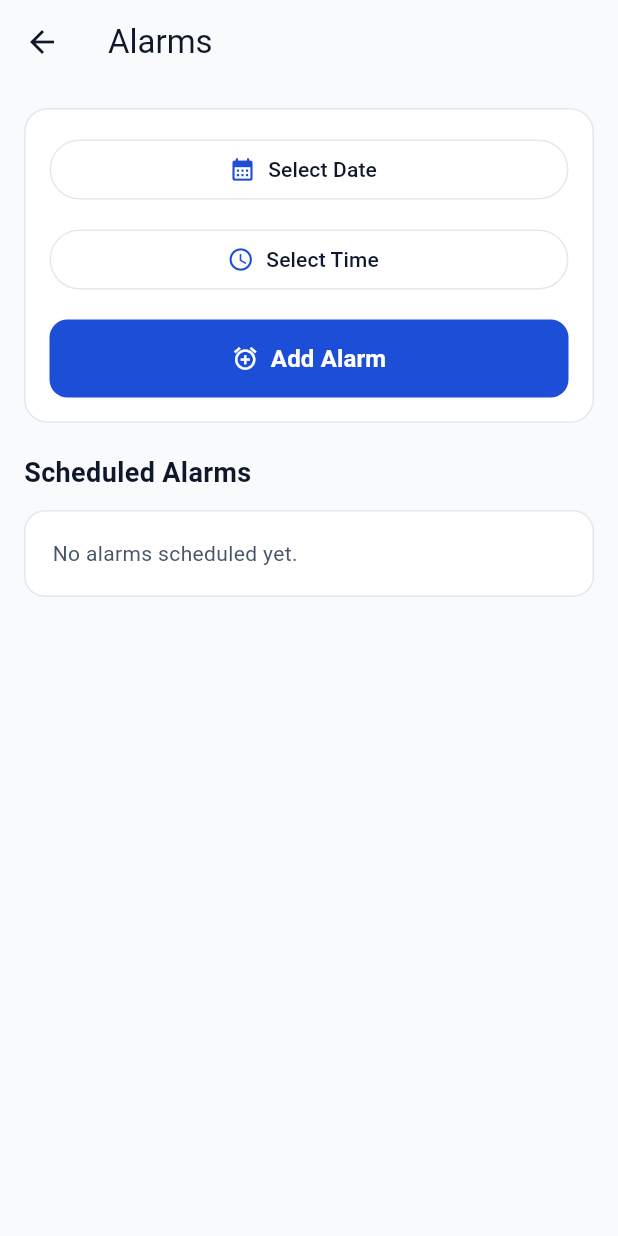
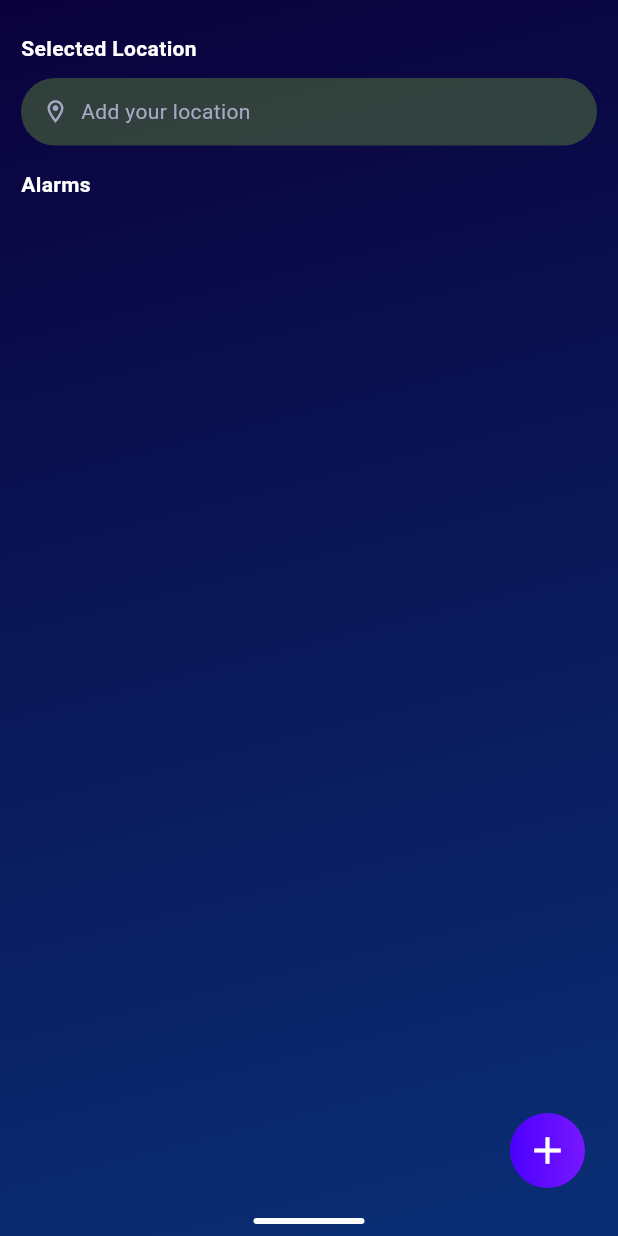
Before and after one commit to sayedulmorsalin/onboarding_alarm_app, a Flutter app: the AlarmScreen screen opened directly, on a phone screen of 412 x 824 dp. Run offline on Flutter 3.47's test engine with Material 3 defaults, Android fonts, the phone set to English and light mode, and no system bars; our stand-ins replace flutter_local_notifications, geolocator, permission_handler, shared_preferences, sqflite, timezone; accounts and stored records are empty.

Commit message:
alarm page updated

```diff
--- a/lib/features/alarm/alarm_screen.dart
+++ b/lib/features/alarm/alarm_screen.dart
@@ -1,6 +1,5 @@
 import 'package:flutter/material.dart';
 import 'package:intl/intl.dart';
-import 'package:onboarding_alarm_app/common_widgets/primary_button.dart';
 import 'package:onboarding_alarm_app/constants/app_colors.dart';
 import 'package:onboarding_alarm_app/constants/app_strings.dart';
 import 'package:onboarding_alarm_app/features/alarm/alarm_model.dart';
@@ -71,6 +70,7 @@ class AlarmScreen extends StatefulWidget {
 class _AlarmScreenState extends State<AlarmScreen> {
   DateTime? _selectedDate;
   TimeOfDay? _selectedTime;
+  final Set<int> _disabledAlarmIds = <int>{};
 
   Future<void> _pickDate() async {
     final DateTime now = DateTime.now();
@@ -170,178 +170,203 @@ class _AlarmScreenState extends State<AlarmScreen> {
     }
   }
 
+  Future<void> _onAddAlarmPressed() async {
+    await _pickDate();
+    if (!mounted || _selectedDate == null) {
+      return;
+    }
+
+    await _pickTime();
+    if (!mounted || _selectedTime == null) {
+      return;
+    }
+
+    await _saveAlarm();
+  }
+
   @override
   Widget build(BuildContext context) {
     final AlarmProvider alarmProvider = context.watch<AlarmProvider>();
-    final DateFormat dateFormat = DateFormat('EEE, MMM d, yyyy');
-    final DateFormat timeFormat = DateFormat('hh:mm a');
+    final DateFormat dateFormat = DateFormat('EEE d MMM yyyy');
+    final DateFormat timeFormat = DateFormat('h:mm a');
 
     return Scaffold(
-      backgroundColor: AppColors.background,
-      appBar: AppBar(
-        title: const Text(AppStrings.alarmTitle),
-        elevation: 0,
-        backgroundColor: AppColors.background,
-        foregroundColor: AppColors.textPrimary,
+      backgroundColor: const Color(0xFF09002F),
+      body: SafeArea(
+        child: Container(
+          width: double.infinity,
+          decoration: const BoxDecoration(
+            gradient: LinearGradient(
+              begin: Alignment.topLeft,
+              end: Alignment.bottomCenter,
+              colors: [Color(0xFF0A013C), Color(0xFF0A2C72)],
             ),
-      body: SafeArea(
-        child: LayoutBuilder(
-          builder: (BuildContext context, BoxConstraints constraints) {
-            return SingleChildScrollView(
-              padding: const EdgeInsets.all(16),
-              child: ConstrainedBox(
-                constraints: BoxConstraints(
-                  minHeight: constraints.maxHeight - 32,
           ),
+          child: Padding(
+            padding: const EdgeInsets.fromLTRB(14, 10, 14, 8),
             child: Column(
               crossAxisAlignment: CrossAxisAlignment.start,
               children: [
-                    Container(
-                      padding: const EdgeInsets.all(16),
-                      decoration: BoxDecoration(
-                        color: AppColors.surface,
-                        borderRadius: BorderRadius.circular(16),
-                        border: Border.all(color: AppColors.border),
-                      ),
-                      child: Column(
-                        children: [
-                          Row(
-                            children: [
-                              Expanded(
-                                child: OutlinedButton.icon(
-                                  onPressed: _pickDate,
-                                  icon: const Icon(
-                                    Icons.calendar_month,
-                                    color: AppColors.primary,
-                                  ),
-                                  label: Text(
-                                    _selectedDate == null
-                                        ? 'Select Date'
-                                        : dateFormat.format(_selectedDate!),
-                                    style: const TextStyle(
-                                      color: AppColors.textPrimary,
+                const SizedBox(height: 12),
+                const Text(
+                  'Selected Location',
+                  style: TextStyle(
+                    color: Colors.white,
+                    fontSize: 28 / 2,
+                    fontWeight: FontWeight.w600,
                   ),
                 ),
-                                  style: OutlinedButton.styleFrom(
-                                    side: const BorderSide(
-                                      color: AppColors.border,
+                const SizedBox(height: 10),
+                Container(
+                  height: 45,
+                  decoration: BoxDecoration(
+                    color: const Color(0x6A679233),
+                    borderRadius: BorderRadius.circular(24),
                   ),
+                  padding: const EdgeInsets.symmetric(horizontal: 14),
+                  child: const Row(
+                    children: [
+                      Icon(
+                        Icons.location_on_outlined,
+                        color: Color(0xFFA7A9C4),
+                        size: 18,
+                      ),
+                      SizedBox(width: 8),
+                      Text(
+                        'Add your location',
+                        style: TextStyle(
+                          color: Color(0xFFA7A9C4),
+                          fontSize: 14,
+                          fontWeight: FontWeight.w400,
+                        ),
+                      ),
+                    ],
+                  ),
+                ),
+                const SizedBox(height: 16),
+                const Text(
+                  'Alarms',
+                  style: TextStyle(
+                    color: Colors.white,
+                    fontSize: 28 / 2,
+                    fontWeight: FontWeight.w600,
+                  ),
+                ),
+                const SizedBox(height: 10),
+                Expanded(
+                  child: alarmProvider.alarms.isEmpty
+                      ? const SizedBox.shrink()
+                      : ListView.separated(
+                          padding: EdgeInsets.zero,
+                          itemCount: alarmProvider.alarms.length,
+                          separatorBuilder: (context, index) =>
+                              const SizedBox(height: 10),
+                          itemBuilder: (BuildContext context, int index) {
+                            final AlarmModel alarm = alarmProvider.alarms[index];
+                            final bool isEnabled = !_disabledAlarmIds.contains(
+                              alarm.id,
+                            );
+                            return Container(
+                              height: 56,
+                              padding: const EdgeInsets.symmetric(
+                                horizontal: 14,
+                                vertical: 8,
+                              ),
+                              decoration: BoxDecoration(
+                                color: const Color(0x6A679233),
+                                borderRadius: BorderRadius.circular(26),
+                              ),
+                              child: Row(
+                                children: [
+                                  Text(
+                                    timeFormat
+                                        .format(alarm.scheduledAt)
+                                        .toLowerCase(),
+                                    style: const TextStyle(
+                                      color: Color(0xFFE6E7F5),
+                                      fontSize: 16,
+                                      fontWeight: FontWeight.w500,
+                                    ),
+                                  ),
+                                  const Spacer(),
+                                  Text(
+                                    dateFormat.format(alarm.scheduledAt),
+                                    style: const TextStyle(
+                                      color: Color(0xFF9EA2C4),
+                                      fontSize: 13,
+                                      fontWeight: FontWeight.w400,
+                                    ),
+                                  ),
+                                  const SizedBox(width: 8),
+                                  Transform.scale(
+                                    scale: 0.82,
+                                    child: Switch(
+                                      value: isEnabled,
+                                      onChanged: (bool value) {
+                                        setState(() {
+                                          if (value) {
+                                            _disabledAlarmIds.remove(alarm.id);
+                                          } else {
+                                            _disabledAlarmIds.add(alarm.id);
+                                          }
+                                        });
+                                      },
+                                      activeTrackColor: const Color(0xFF7A58FF),
+                                      inactiveTrackColor: const Color(
+                                        0xFF101437,
+                                      ),
+                                      activeThumbColor: Colors.white,
+                                      inactiveThumbColor: Colors.white,
+                                      trackOutlineColor:
+                                          const WidgetStatePropertyAll(
+                                            Colors.transparent,
                                           ),
                                     ),
                                   ),
                                 ],
                               ),
-                          const SizedBox(height: 12),
-                          Row(
-                            children: [
-                              Expanded(
-                                child: OutlinedButton.icon(
-                                  onPressed: _pickTime,
-                                  icon: const Icon(
-                                    Icons.access_time,
-                                    color: AppColors.primary,
-                                  ),
-                                  label: Text(
-                                    _selectedTime == null
-                                        ? 'Select Time'
-                                        : _selectedTime!.format(context),
-                                    style: const TextStyle(
-                                      color: AppColors.textPrimary,
+                            );
+                          },
                         ),
                 ),
-                                  style: OutlinedButton.styleFrom(
-                                    side: const BorderSide(
-                                      color: AppColors.border,
+                Align(
+                  alignment: Alignment.bottomRight,
+                  child: Padding(
+                    padding: const EdgeInsets.only(right: 8, bottom: 14),
+                    child: GestureDetector(
+                      onTap: _onAddAlarmPressed,
+                      child: Container(
+                        width: 50,
+                        height: 50,
+                        decoration: const BoxDecoration(
+                          shape: BoxShape.circle,
+                          gradient: LinearGradient(
+                            colors: [Color(0xFF4C00FF), Color(0xFF7817FF)],
+                          ),
+                        ),
+                        child: const Icon(
+                          Icons.add,
+                          color: Colors.white,
+                          size: 30,
                         ),
                       ),
                     ),
                   ),
-                            ],
                 ),
-                          const SizedBox(height: 16),
-                          PrimaryButton(
-                            label: AppStrings.addAlarm,
-                            onPressed: _saveAlarm,
-                            icon: Icons.alarm_add,
-                          ),
-                        ],
-                      ),
-                    ),
-                    const SizedBox(height: 20),
-                    const Text(
-                      'Scheduled Alarms',
-                      style: TextStyle(
-                        fontSize: 18,
-                        fontWeight: FontWeight.w700,
-                        color: AppColors.textPrimary,
-                      ),
-                    ),
-                    const SizedBox(height: 12),
-                    if (alarmProvider.alarms.isEmpty)
-                      Container(
-                        width: double.infinity,
-                        padding: const EdgeInsets.all(18),
+                const SizedBox(height: 6),
+                Center(
+                  child: Container(
+                    width: 74,
+                    height: 4,
                     decoration: BoxDecoration(
-                          color: AppColors.surface,
-                          borderRadius: BorderRadius.circular(14),
-                          border: Border.all(color: AppColors.border),
-                        ),
-                        child: const Text(
-                          AppStrings.noAlarms,
-                          style: TextStyle(color: AppColors.textSecondary),
-                        ),
-                      )
-                    else
-                      ...alarmProvider.alarms.map(
-                        (AlarmModel alarm) => Padding(
-                          padding: const EdgeInsets.only(bottom: 12),
-                          child: Container(
-                            decoration: BoxDecoration(
-                              color: AppColors.surface,
-                              borderRadius: BorderRadius.circular(14),
-                              border: Border.all(color: AppColors.border),
-                            ),
-                            child: ListTile(
-                              leading: const CircleAvatar(
-                                backgroundColor: AppColors.primaryLight,
-                                child: Icon(
-                                  Icons.alarm,
-                                  color: AppColors.surface,
-                                ),
-                              ),
-                              title: Text(
-                                timeFormat.format(alarm.scheduledAt),
-                                style: const TextStyle(
-                                  color: AppColors.textPrimary,
-                                  fontWeight: FontWeight.w700,
-                                ),
-                              ),
-                              subtitle: Text(
-                                dateFormat.format(alarm.scheduledAt),
-                                style: const TextStyle(
-                                  color: AppColors.textSecondary,
-                                ),
-                              ),
-                              trailing: IconButton(
-                                onPressed: () {
-                                  context.read<AlarmProvider>().removeAlarm(
-                                    alarm.id,
-                                  );
-                                },
-                                icon: const Icon(
-                                  Icons.delete_outline,
-                                  color: AppColors.error,
-                                ),
-                              ),
-                            ),
+                      color: Colors.white,
+                      borderRadius: BorderRadius.circular(12),
                     ),
                   ),
                 ),
               ],
             ),
           ),
-            );
-          },
         ),
       ),
     );
```
Lines whose indentation alone changed are shown as unchanged.
